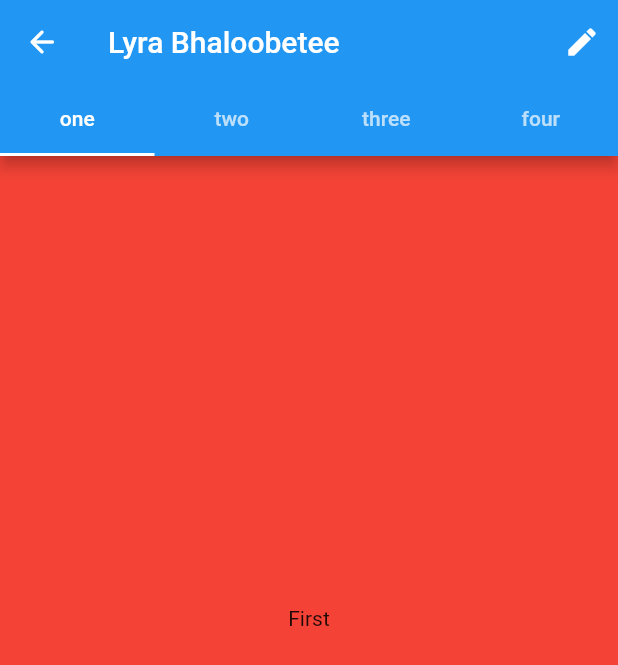
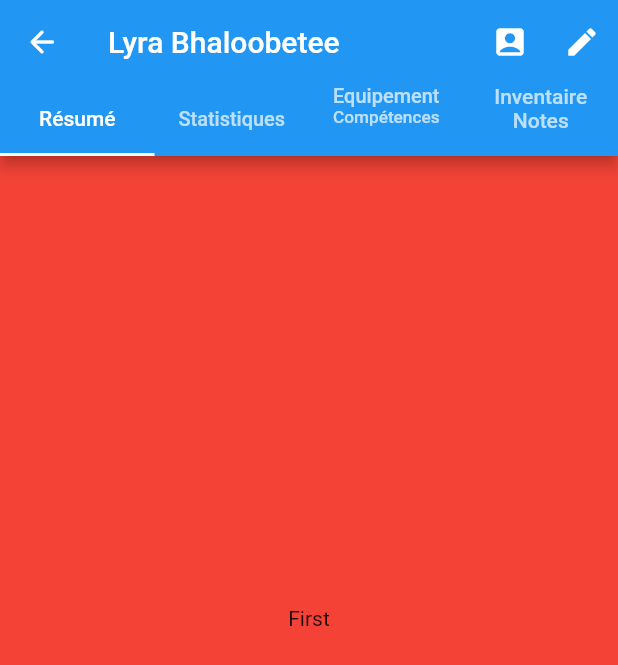
Before and after one commit to TruthsSeeker/MetalAdventuresCharacterSheet, a Flutter app: the screen it shows after launch, scrolled down 300 dp, on a phone screen of 412 x 824 dp. Shown: the top 665 px of the screen. Run offline on Flutter 3.47's test engine with Material 2 defaults, Android fonts, the phone set to English and light mode, and no system bars; network calls fail.

Commit message:
models models models

```diff
--- a/lib/charactersheet.dart
+++ b/lib/charactersheet.dart
@@ -32,31 +32,55 @@ class _CharacterSheetState extends State<CharacterSheet> {
           icon: Icon(Icons.arrow_back_rounded),
           onPressed: () {},
         ),
-        actions: [IconButton(icon: Icon(Icons.edit), onPressed: () {})],
+        actions: [
+          IconButton(icon: Icon(Icons.account_box), onPressed: () {}),
+          IconButton(icon: Icon(Icons.edit), onPressed: () {}),
+        ],
         expandedHeight: kExpandedHeight,
         title: _showTitle ? Text('Lyra Bhaloobetee') : null,
         flexibleSpace: _showTitle
             ? null
             : Padding(
-              padding: EdgeInsets.all(40),
-                          child: FlexibleSpaceBar(
+                padding: EdgeInsets.all(40),
+                child: FlexibleSpaceBar(
 
-                  // title: CharacterInfo(kExpandedHeight),
-                  background: CharacterInfo(kExpandedHeight)
-                ),
-            ),
+                    // title: CharacterInfo(kExpandedHeight),
+                    background: CharacterInfo(kExpandedHeight)),
+              ),
         bottom: TabBar(tabs: [
           Tab(
-            text: "one",
+            child: FittedBox(
+              child: Text("Résumé"),
+            ),
           ),
           Tab(
-            text: "two",
+            child: FittedBox(
+              child: Text("Statistiques"),
+            ),
           ),
           Tab(
-            text: "three",
+            child: Column(
+              children: [
+                FittedBox(
+                  child: Text("Equipement"),
+                ),
+                FittedBox(
+                  child: Text("Compétences"),
+                ),
+              ],
+            ),
           ),
           Tab(
-            text: "four",
+            child: Column(
+              children: [
+                FittedBox(
+                  child: Text("Inventaire"),
+                ),
+                FittedBox(
+                  child: Text("Notes"),
+                ),
+              ],
+            ),
           ),
         ]),
       ),
--- a/lib/models/archetype.dart
+++ b/lib/models/archetype.dart
@@ -1,3 +1,5 @@
+import 'package:MetalAdventuresCharacterSheet/models/ability.dart';
+import 'package:MetalAdventuresCharacterSheet/models/modifier.dart';
 import 'package:flutter/material.dart';
 
 enum ArchetypeEnum {
@@ -11,4 +13,7 @@ enum ArchetypeEnum {
 
 class Archetype with ChangeNotifier {
   ArchetypeEnum _archetype;
+  String name;
+  List<Ability> potentialAbilities;
+  List<Modifier> modifiers;
 }
--- a/lib/models/origin.dart
+++ b/lib/models/origin.dart
@@ -1,5 +1,9 @@
+import 'package:MetalAdventuresCharacterSheet/models/modifier.dart';
 import 'package:flutter/material.dart';
 
 class Origin with ChangeNotifier {
-
+  String faction;
+  String subfaction;
+  String occupation;
+  List<Modifier> modifiers;
 }
--- a/lib/models/player.dart
+++ b/lib/models/player.dart
@@ -4,6 +4,8 @@ import 'package:MetalAdventuresCharacterSheet/models/inventory.dart';
 import 'package:MetalAdventuresCharacterSheet/models/origin.dart';
 import 'package:MetalAdventuresCharacterSheet/models/pools.dart';
 import 'package:flutter/material.dart';
+
+import 'ability.dart';
 
 class Player with ChangeNotifier {
   String _playerName = "";
@@ -26,6 +28,7 @@ class Player with ChangeNotifier {
   DateTime _creationDate;
   Inventory _inventory;
   List<Characteristic> _characteristics;
+  List<Ability> _abilities;
   Pools _pools;
 }
 
```
Also changed, not shown: lib/models/ability.dart (added, +10 -0 lines), lib/models/modifier.dart (added, +7 -0 lines), lib/models/mutation.dart (added, +7 -0 lines), lib/data/archetypes.dart (added), lib/data/origins.dart (added), lib/statistics_list.dart (added).
